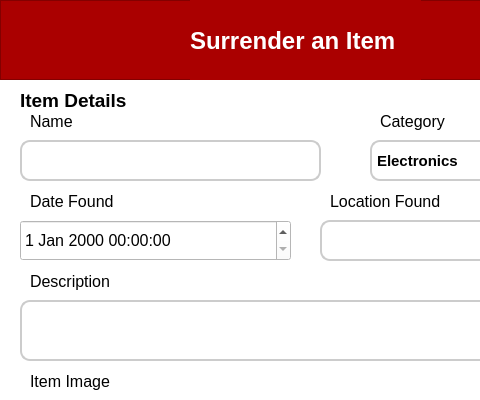
The window that src/frontend/surrenderItem.ui (brexer/lost-and-found-system) describes before a commit, drawn with Qt 5; both pictures show x 0 to 480 and y 0 to 400 of the 602 by 682 pixel window.
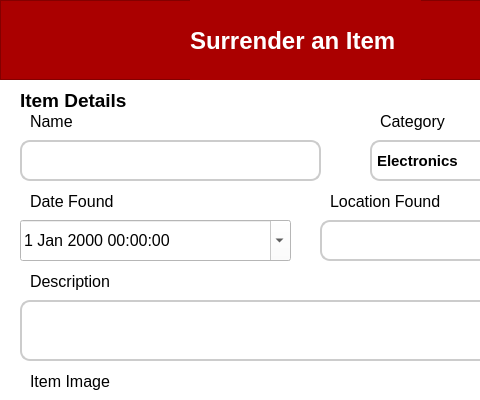
The same window after the commit.

```diff
--- a/src/frontend/surrenderItem.ui
+++ b/src/frontend/surrenderItem.ui
@@ -296,6 +296,9 @@
        <pointsize>12</pointsize>
       </font>
      </property>
+     <property name="calendarPopup">
+      <bool>true</bool>
+     </property>
     </widget>
     <widget class="QLabel" name="label_14">
      <property name="geometry">
```
